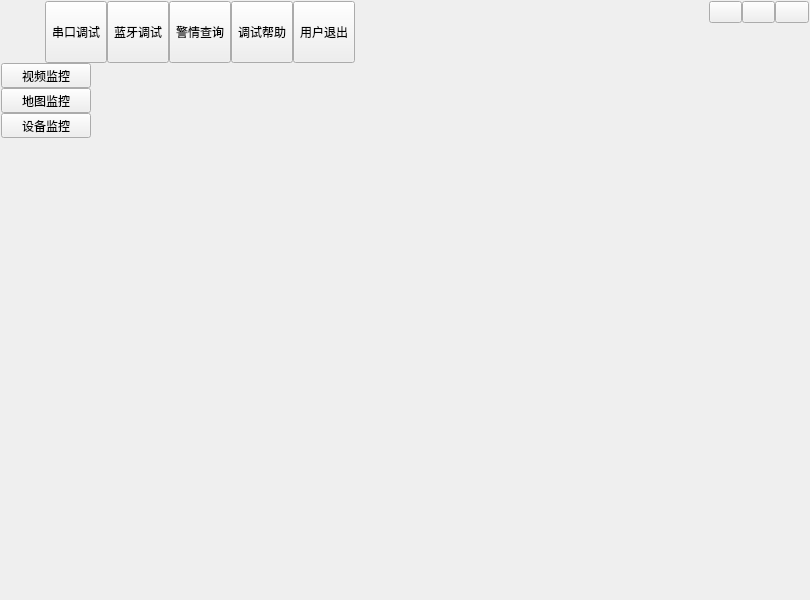
Old version of the form ui/form/frmmain.ui in the repository zhengyeli/debugTool_Window.
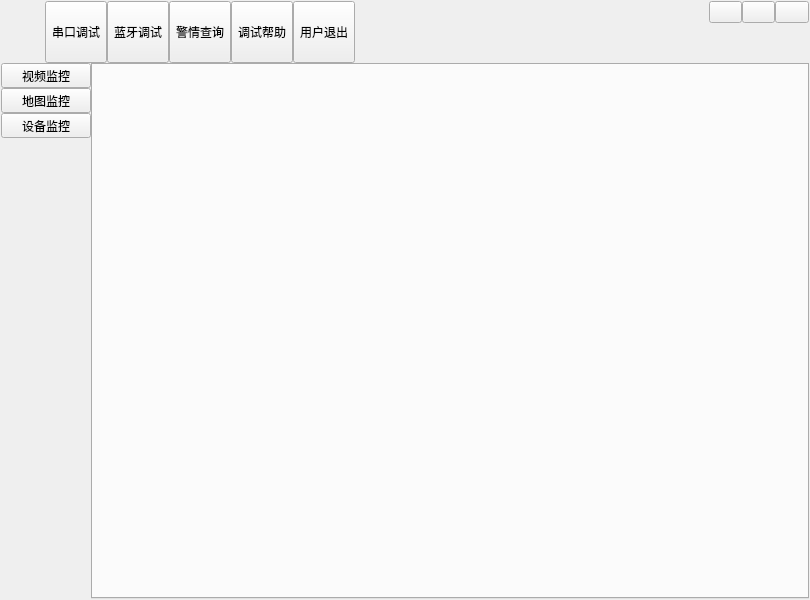
New version of the form. The open tabs and pages were chosen to show the change. Icons and pictures are not drawn.

```diff
--- a/ui/form/frmmain.ui
+++ b/ui/form/frmmain.ui
@@ -436,18 +436,12 @@
         </widget>
        </item>
        <item>
-        <widget class="QLabel" name="lab1">
-         <property name="sizePolicy">
-          <sizepolicy hsizetype="Expanding" vsizetype="Expanding">
-           <horstretch>0</horstretch>
-           <verstretch>0</verstretch>
-          </sizepolicy>
-         </property>
-         <property name="text">
-          <string/>
-         </property>
-         <property name="alignment">
-          <set>Qt::AlignCenter</set>
+        <widget class="QTabWidget" name="tabWidget">
+         <property name="font">
+          <font>
+           <pointsize>15</pointsize>
+           <bold>true</bold>
+          </font>
          </property>
         </widget>
        </item>
```
Left out of the diff: 7 changed lines with no effect on the pictures.
